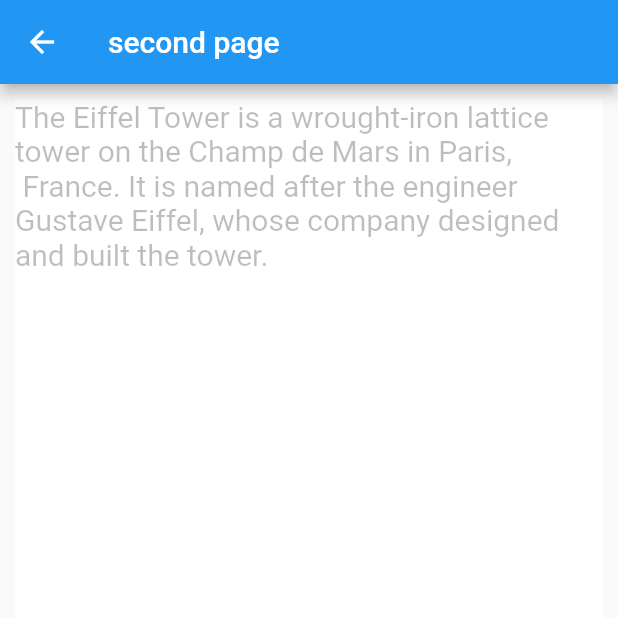
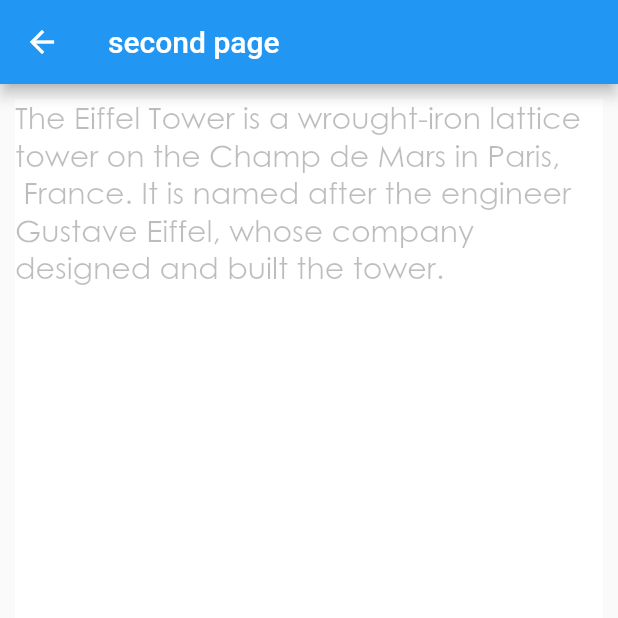
Before and after one commit to mcjoi/s01_animatedbox, a Flutter app: the screen it shows after launch, after a tap on the "arrow forward" icon, on a phone screen of 412 x 824 dp, the top half of it. Run offline on Flutter 3.47's test engine with Material 2 defaults, Android fonts, the phone set to English and light mode, and no system bars; our stand-ins replace animated_text_kit.

Commit message:
20191203

```diff
--- a/lib/main.dart
+++ b/lib/main.dart
@@ -57,7 +57,7 @@ class _MyAppState extends State<MyApp> {
                 ],
                 textStyle: TextStyle(
                   fontSize: 20.0,
-                  fontFamily: 'Century',
+                  fontFamily: 'century',
                   color: Colors.black26,
                 ),
                 textAlign: TextAlign.start,
@@ -83,7 +83,7 @@ class _MyAppState extends State<MyApp> {
               ],
               textStyle: TextStyle(
                   fontSize: 12.0,
-                  fontFamily: 'Century',
+                  fontFamily: 'century',
                   color: Colors.black,
                   shadows: [
                     Shadow(color: Colors.grey[400], offset: Offset(1, 1)),
--- a/pubspec.yaml
+++ b/pubspec.yaml
@@ -19,6 +19,7 @@ environment:
 dependencies:
   flutter:
     sdk: flutter
+
   animated_text_kit: ^1.3.1
 
   # The following adds the Cupertino Icons font to your application.
@@ -58,10 +59,10 @@ flutter:
   fonts:
     - family: century
       fonts:
-        - asset: font/GOTHIC.ttf
+        - asset: font/GOTHIC.TTF
     - family: cookie
       fonts:
-        - asset: font/CookieRun Black_0.ttf
+        - asset: font/Coo.ttf
   #       - asset: fonts/Schyler-Italic.ttf
   #         style: italic
   #   - family: Trajan Pro
```
Also changed, not shown: pubspec.lock, 6 other files.
